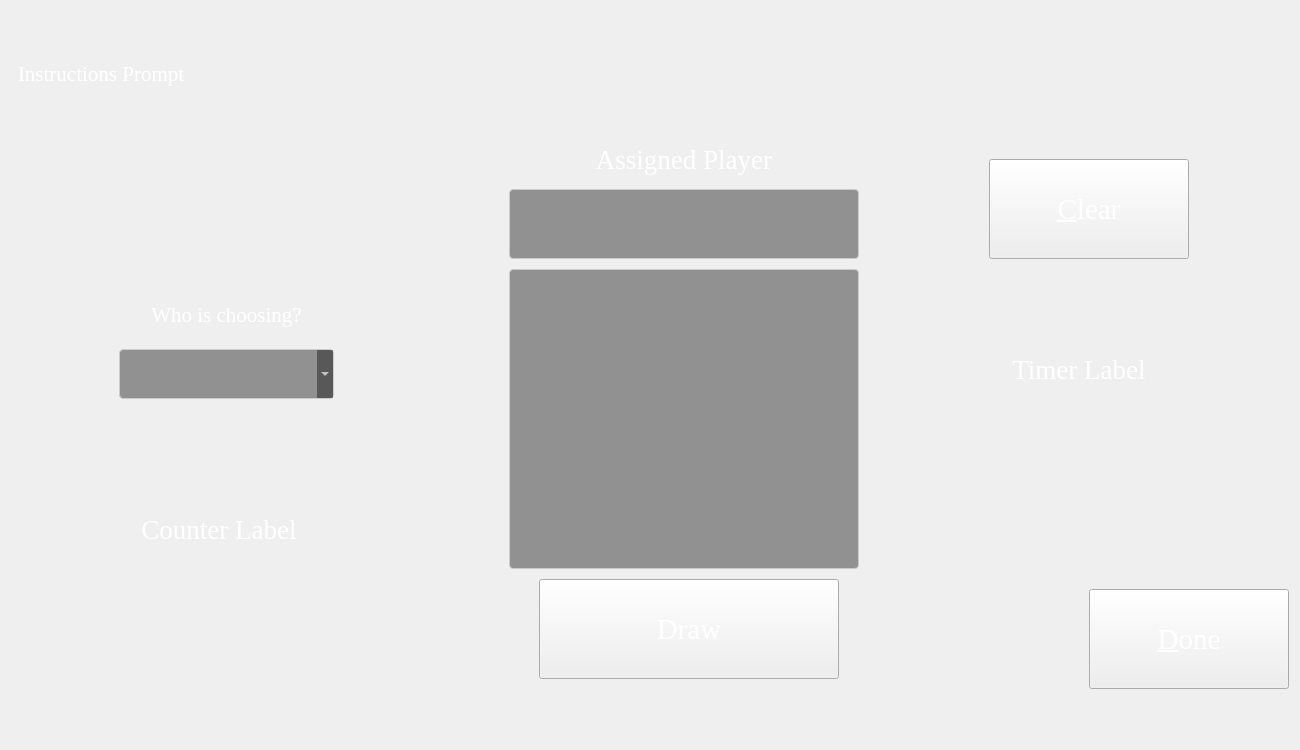
This is ui/mainwindow.ui in RLogan-CSDev/Secret-Santa as Qt 5 draws it before an edit. The edited form follows.
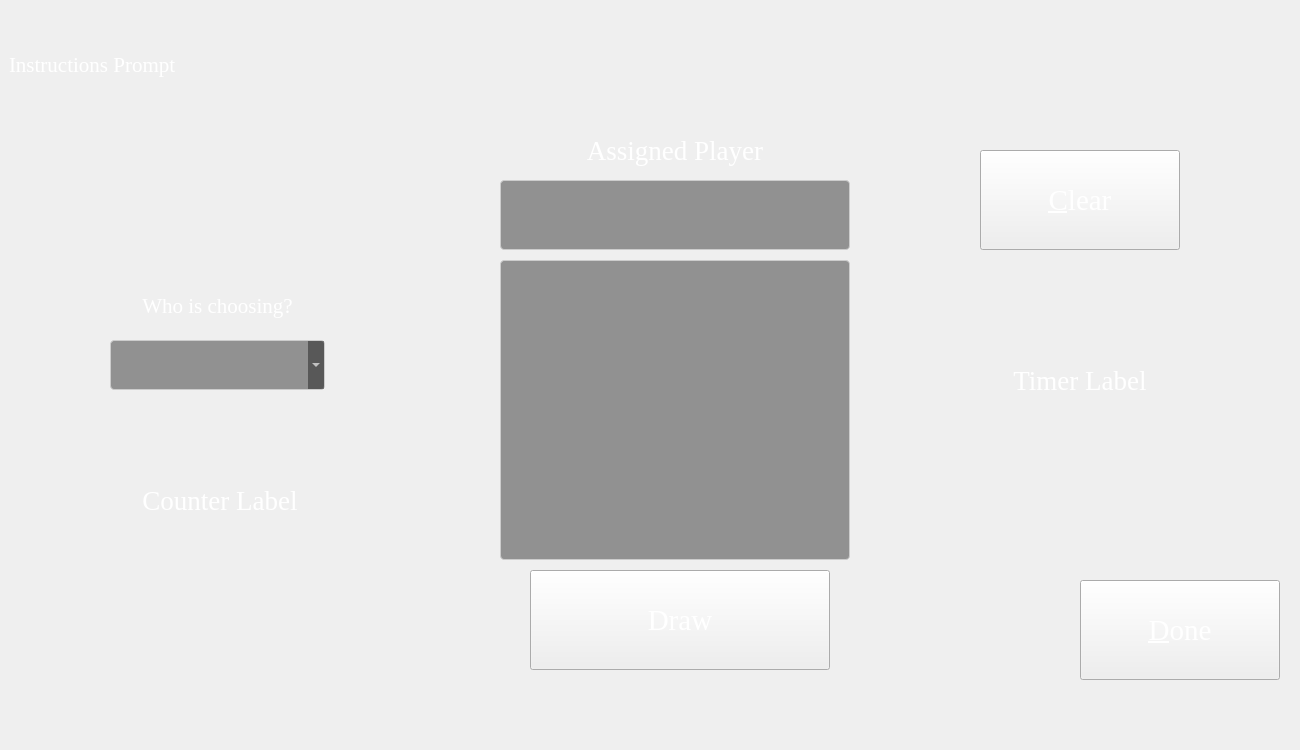
This is the edited form. The open tabs and pages were chosen to show the change. Icons and pictures are not drawn.

Commit message: finalized initial release version

What changed in the file:
```diff
--- a/ui/mainwindow.ui
+++ b/ui/mainwindow.ui
@@ -36,8 +36,8 @@
    <widget class="QStackedWidget" name="stackedWidget">
     <property name="geometry">
      <rect>
-      <x>9</x>
-      <y>9</y>
+      <x>0</x>
+      <y>0</y>
       <width>1290</width>
       <height>745</height>
      </rect>
@@ -807,8 +807,8 @@
      <widget class="QLabel" name="lblCounterAssignment">
       <property name="geometry">
        <rect>
-        <x>110</x>
-        <y>420</y>
+        <x>120</x>
+        <y>400</y>
         <width>200</width>
         <height>200</height>
        </rect>
@@ -835,8 +835,8 @@
       </property>
       <property name="geometry">
        <rect>
-        <x>970</x>
-        <y>260</y>
+        <x>980</x>
+        <y>280</y>
         <width>200</width>
         <height>200</height>
        </rect>
```
Left out of the diff: 5 changed lines with no effect on the pictures. The commit also changes 1 other file.
